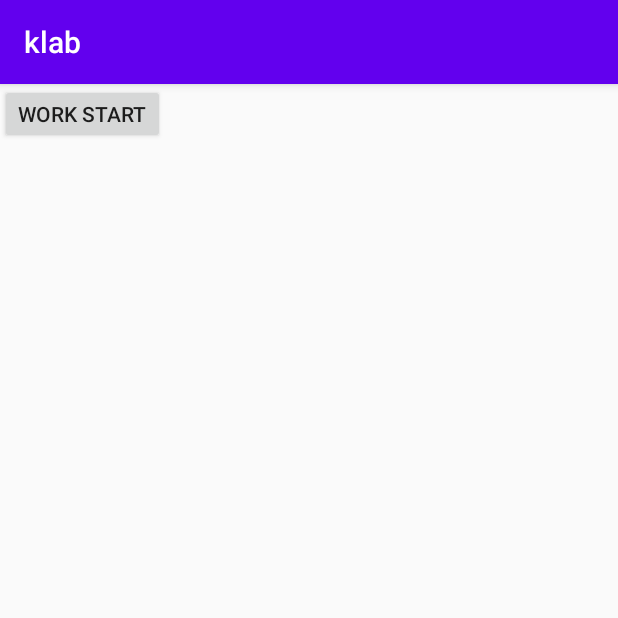
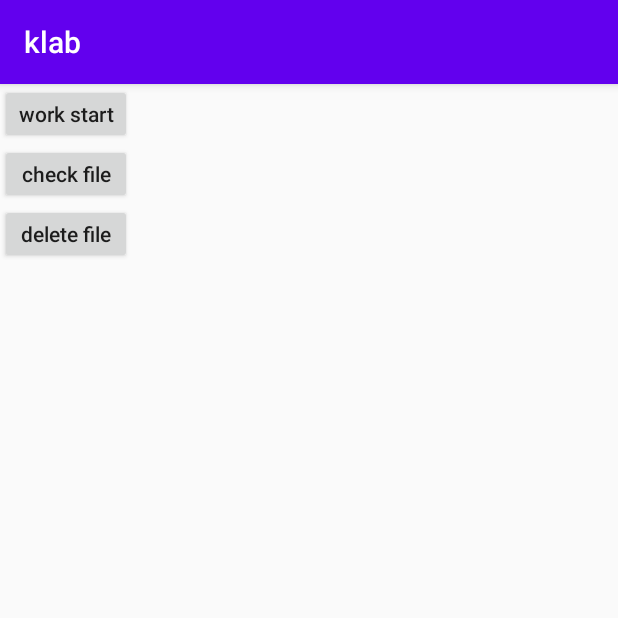
Before and after one commit to kentsung118/klab, an Android app: the screen it shows after launch (WorkManagerActivity), after a tap on "WorkManager", on a phone screen of 412 x 824 dp, the top half of it. Run offline under Robolectric (Android 15) with nearby library versions, the phone set to English and light mode, and no system bars.

Commit message:
adjust log

```diff
--- a/app/src/main/java/com/kent/lab/MainActivity.kt
+++ b/app/src/main/java/com/kent/lab/MainActivity.kt
@@ -15,7 +15,7 @@ class MainActivity : BaseBindingActivity<ActivityMainBinding>(){
 
 
     private val mTitle = arrayOf(
-        "Download",
+        "DownloadManager",
         "WorkManager",
 //        "WebsocketActivity",
 //        "AudioActivity",
--- a/app/src/main/res/layout/activity_download.xml
+++ b/app/src/main/res/layout/activity_download.xml
@@ -9,6 +9,7 @@
         android:id="@+id/btn2"
         android:layout_height="40dp"
         android:layout_width="wrap_content"
+        android:textAllCaps="false"
         android:text="downloadmanage start"/>
 
 
--- a/app/src/main/res/layout/activity_work.xml
+++ b/app/src/main/res/layout/activity_work.xml
@@ -9,6 +9,21 @@
         android:id="@+id/btn1"
         android:layout_height="40dp"
         android:layout_width="wrap_content"
+        android:textAllCaps="false"
         android:text="work start"/>
 
+    <Button
+        android:id="@+id/btn2"
+        android:layout_height="40dp"
+        android:layout_width="wrap_content"
+        android:textAllCaps="false"
+        android:text="check file"/>
+
+    <Button
+        android:id="@+id/btn3"
+        android:layout_height="40dp"
+        android:layout_width="wrap_content"
+        android:textAllCaps="false"
+        android:text="delete file"/>
+
 </LinearLayout>
```
Also changed, not shown: app/src/main/java/com/kent/lab/DownloadManagerActivity.kt (+8 -52 lines), app/src/main/java/com/kent/lab/WorkManagerActivity.kt (+22 -34 lines).
